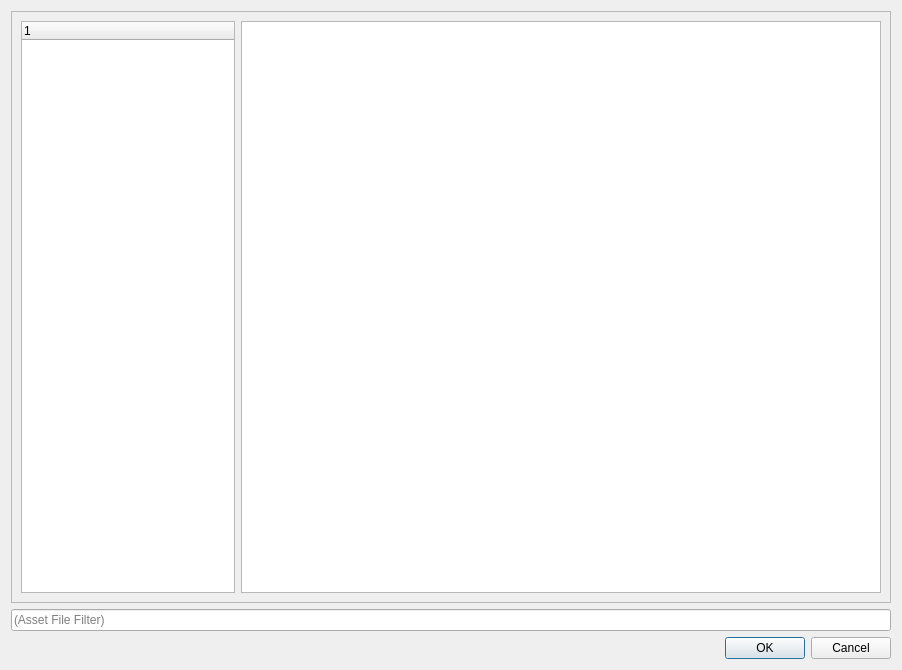
Qt form game/src/leveleditor/designer/asset_browser.ui (tsp-team/ttsp-src) before a commit.
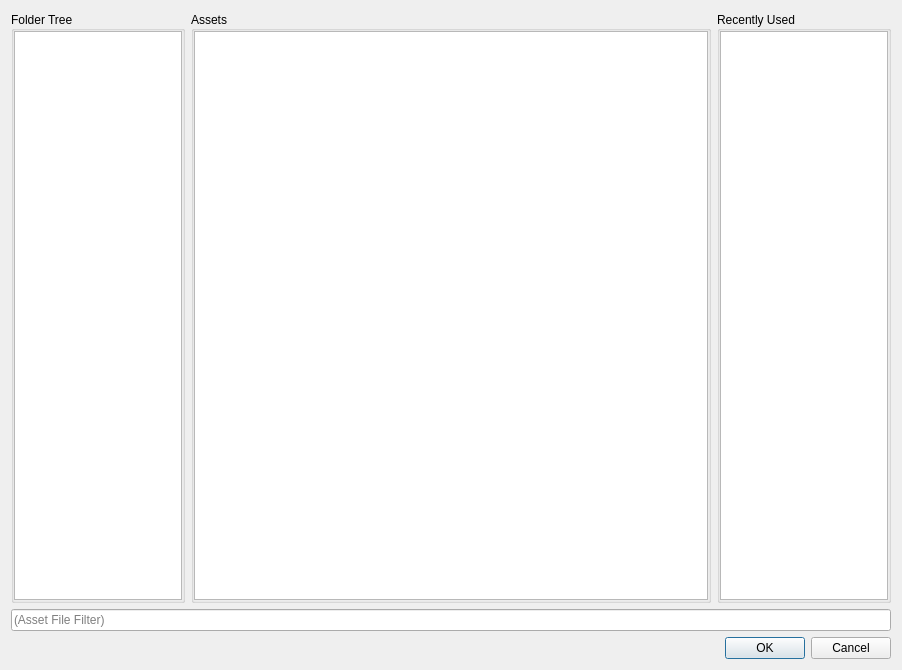
The same form after that commit.

Commit message:
leveleditor: add material browser, recently used asset panel
* generalize asset browser code, make it more robust
* share one instance of each asset browser to maintain state
* improve default lighting
* hide face edit sheet when leaving face selection mode

```diff
--- a/game/src/leveleditor/designer/asset_browser.ui
+++ b/game/src/leveleditor/designer/asset_browser.ui
@@ -27,23 +27,83 @@
    <item row="0" column="1">
     <widget class="QFrame" name="frame">
      <property name="frameShape">
-      <enum>QFrame::StyledPanel</enum>
+      <enum>QFrame::NoFrame</enum>
      </property>
      <property name="frameShadow">
-      <enum>QFrame::Raised</enum>
+      <enum>QFrame::Sunken</enum>
+     </property>
+     <property name="lineWidth">
+      <number>1</number>
+     </property>
+     <property name="midLineWidth">
+      <number>0</number>
      </property>
      <layout class="QHBoxLayout" name="horizontalLayout">
+      <property name="leftMargin">
+       <number>0</number>
+      </property>
+      <property name="topMargin">
+       <number>0</number>
+      </property>
+      <property name="rightMargin">
+       <number>0</number>
+      </property>
+      <property name="bottomMargin">
+       <number>0</number>
+      </property>
+      <item>
+       <widget class="QGroupBox" name="groupBox">
+        <property name="sizePolicy">
+         <sizepolicy hsizetype="Preferred" vsizetype="Preferred">
+          <horstretch>1</horstretch>
+          <verstretch>0</verstretch>
+         </sizepolicy>
+        </property>
+        <property name="title">
+         <string>Folder Tree</string>
+        </property>
+        <property name="alignment">
+         <set>Qt::AlignLeading|Qt::AlignLeft|Qt::AlignVCenter</set>
+        </property>
+        <property name="flat">
+         <bool>true</bool>
+        </property>
+        <property name="checkable">
+         <bool>false</bool>
+        </property>
+        <layout class="QHBoxLayout" name="horizontalLayout_2">
+         <property name="spacing">
+          <number>6</number>
+         </property>
+         <property name="leftMargin">
+          <number>0</number>
+         </property>
+         <property name="topMargin">
+          <number>0</number>
+         </property>
+         <property name="rightMargin">
+          <number>0</number>
+         </property>
+         <property name="bottomMargin">
+          <number>0</number>
+         </property>
       <item>
        <widget class="QTreeWidget" name="folderView">
         <property name="sizePolicy">
-         <sizepolicy hsizetype="Expanding" vsizetype="Expanding">
-          <horstretch>1</horstretch>
+            <sizepolicy hsizetype="Preferred" vsizetype="Preferred">
+             <horstretch>0</horstretch>
           <verstretch>0</verstretch>
          </sizepolicy>
         </property>
         <property name="sizeAdjustPolicy">
          <enum>QAbstractScrollArea::AdjustToContents</enum>
         </property>
+           <property name="rootIsDecorated">
+            <bool>true</bool>
+           </property>
+           <property name="headerHidden">
+            <bool>true</bool>
+           </property>
         <property name="columnCount">
          <number>1</number>
         </property>
@@ -54,14 +114,47 @@
         </column>
        </widget>
       </item>
+        </layout>
+       </widget>
+      </item>
       <item>
-       <widget class="QListWidget" name="fileView">
+       <widget class="QGroupBox" name="groupBox_2">
         <property name="sizePolicy">
          <sizepolicy hsizetype="Expanding" vsizetype="Expanding">
           <horstretch>3</horstretch>
           <verstretch>0</verstretch>
          </sizepolicy>
         </property>
+        <property name="title">
+         <string>Assets</string>
+        </property>
+        <property name="alignment">
+         <set>Qt::AlignLeading|Qt::AlignLeft|Qt::AlignVCenter</set>
+        </property>
+        <property name="flat">
+         <bool>true</bool>
+        </property>
+        <layout class="QHBoxLayout" name="horizontalLayout_3">
+         <property name="leftMargin">
+          <number>0</number>
+         </property>
+         <property name="topMargin">
+          <number>0</number>
+         </property>
+         <property name="rightMargin">
+          <number>0</number>
+         </property>
+         <property name="bottomMargin">
+          <number>0</number>
+         </property>
+         <item>
+          <widget class="QListWidget" name="fileView">
+           <property name="sizePolicy">
+            <sizepolicy hsizetype="Expanding" vsizetype="Expanding">
+             <horstretch>0</horstretch>
+             <verstretch>0</verstretch>
+            </sizepolicy>
+           </property>
         <property name="horizontalScrollBarPolicy">
          <enum>Qt::ScrollBarAlwaysOff</enum>
         </property>
@@ -122,6 +215,97 @@
         <property name="sortingEnabled">
          <bool>false</bool>
         </property>
+          </widget>
+         </item>
+        </layout>
+       </widget>
+      </item>
+      <item>
+       <widget class="QGroupBox" name="groupBox_3">
+        <property name="sizePolicy">
+         <sizepolicy hsizetype="Preferred" vsizetype="Preferred">
+          <horstretch>1</horstretch>
+          <verstretch>0</verstretch>
+         </sizepolicy>
+        </property>
+        <property name="title">
+         <string>Recently Used</string>
+        </property>
+        <property name="alignment">
+         <set>Qt::AlignLeading|Qt::AlignLeft|Qt::AlignVCenter</set>
+        </property>
+        <property name="flat">
+         <bool>true</bool>
+        </property>
+        <layout class="QHBoxLayout" name="horizontalLayout_4">
+         <property name="leftMargin">
+          <number>0</number>
+         </property>
+         <property name="topMargin">
+          <number>0</number>
+         </property>
+         <property name="rightMargin">
+          <number>0</number>
+         </property>
+         <property name="bottomMargin">
+          <number>0</number>
+         </property>
+         <item>
+          <widget class="QListWidget" name="recentView">
+           <property name="sizePolicy">
+            <sizepolicy hsizetype="Preferred" vsizetype="Preferred">
+             <horstretch>0</horstretch>
+             <verstretch>0</verstretch>
+            </sizepolicy>
+           </property>
+           <property name="horizontalScrollBarPolicy">
+            <enum>Qt::ScrollBarAlwaysOff</enum>
+           </property>
+           <property name="editTriggers">
+            <set>QAbstractItemView::NoEditTriggers</set>
+           </property>
+           <property name="dragDropMode">
+            <enum>QAbstractItemView::NoDragDrop</enum>
+           </property>
+           <property name="iconSize">
+            <size>
+             <width>96</width>
+             <height>96</height>
+            </size>
+           </property>
+           <property name="textElideMode">
+            <enum>Qt::ElideLeft</enum>
+           </property>
+           <property name="movement">
+            <enum>QListView::Static</enum>
+           </property>
+           <property name="resizeMode">
+            <enum>QListView::Adjust</enum>
+           </property>
+           <property name="layoutMode">
+            <enum>QListView::Batched</enum>
+           </property>
+           <property name="gridSize">
+            <size>
+             <width>128</width>
+             <height>128</height>
+            </size>
+           </property>
+           <property name="viewMode">
+            <enum>QListView::IconMode</enum>
+           </property>
+           <property name="uniformItemSizes">
+            <bool>true</bool>
+           </property>
+           <property name="wordWrap">
+            <bool>true</bool>
+           </property>
+           <property name="itemAlignment">
+            <set>Qt::AlignCenter</set>
+           </property>
+          </widget>
+         </item>
+        </layout>
        </widget>
       </item>
      </layout>
```
Lines whose indentation alone changed are shown as unchanged. The commit also changes 9 other files.
